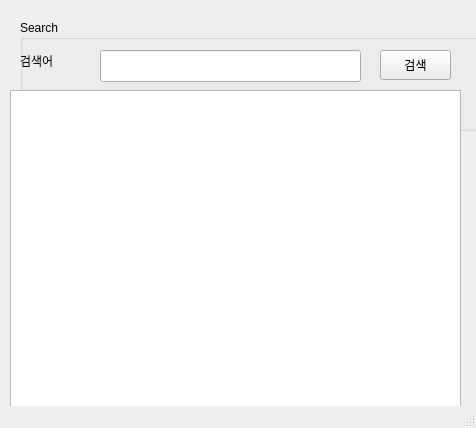
vustkdgus/StudyRaspberry21, file ui/naverSearch.ui: the form before one commit.
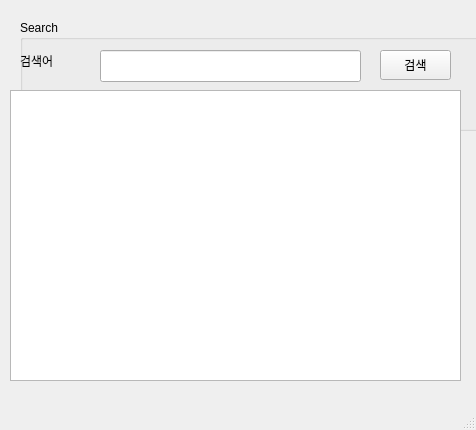
The form after the commit.

Diff of the .ui file:
```diff
--- a/ui/naverSearch.ui
+++ b/ui/naverSearch.ui
@@ -7,7 +7,7 @@
     <x>0</x>
     <y>0</y>
     <width>476</width>
-    <height>428</height>
+    <height>430</height>
    </rect>
   </property>
   <property name="windowTitle">
@@ -63,13 +63,13 @@
      </property>
     </widget>
    </widget>
-   <widget class="QListView" name="lsvResult">
+   <widget class="QTableWidget" name="tblResult">
     <property name="geometry">
      <rect>
       <x>10</x>
       <y>90</y>
       <width>451</width>
-      <height>321</height>
+      <height>291</height>
      </rect>
     </property>
    </widget>
```
Left out of the diff: 2 changed lines with no effect on the pictures.
